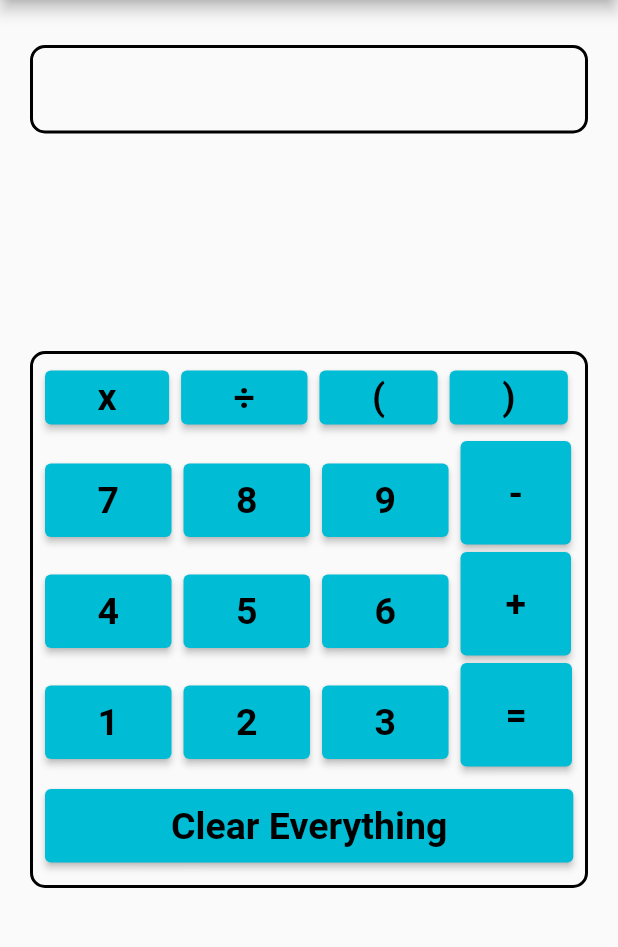
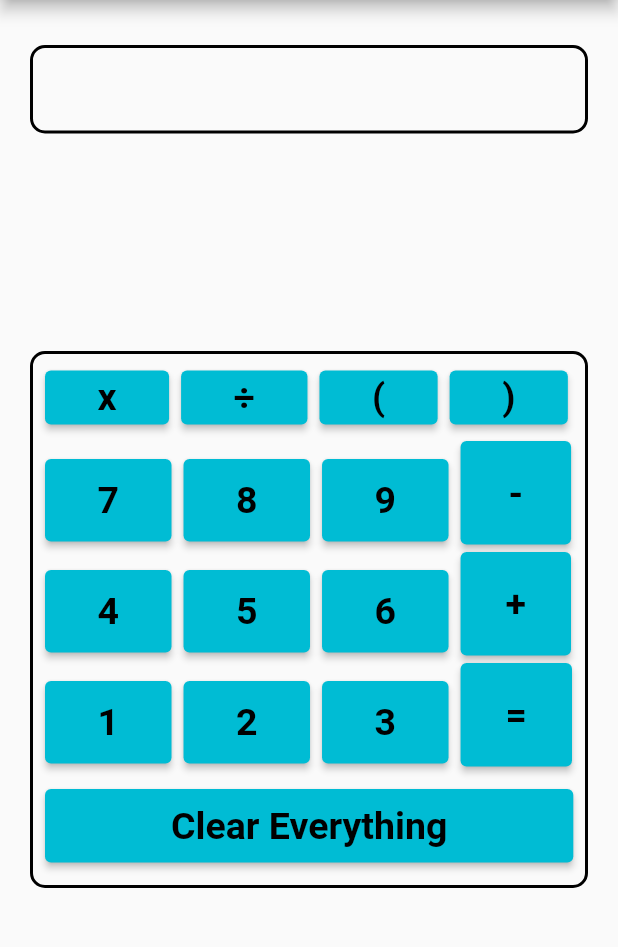
Before and after one commit to Kara-Zor-El/Flutter-Learning, a Flutter app: the screen it shows after launch, on a phone screen of 412 x 824 dp, the part 84-1031 px from its top. Run offline on Flutter 3.47's test engine with Material 2 defaults, Android fonts, the phone set to English and light mode, and no system bars.

Commit message:
Made it a lil prettier

```diff
--- a/calculator_app/lib/main.dart
+++ b/calculator_app/lib/main.dart
@@ -88,7 +88,7 @@ class _CalculatorState extends State<Calculator> {
     } else if (s.contains("+")) {
     } else if (s.contains("-")) {}
 
-    return "Result: " + s;
+    return "= $s";
   }
 
   bool checkForErrors(String s) {
@@ -127,7 +127,8 @@ class _CalculatorState extends State<Calculator> {
               padding: const EdgeInsets.symmetric(horizontal: 20, vertical: 10),
               child: Text(
                 displayString,
-                style: TextStyle(fontSize: 30, fontWeight: FontWeight.w400),
+                style:
+                    const TextStyle(fontSize: 30, fontWeight: FontWeight.w400),
               ),
             ),
           ),
@@ -151,25 +152,25 @@ class _CalculatorState extends State<Calculator> {
                 ),
                 Row(
                   children: [
-                    buttonConstructor(text: "7", pV: 10, mT: 15),
-                    buttonConstructor(text: "8", pV: 10, mT: 15),
-                    buttonConstructor(text: "9", pV: 10, mT: 15),
+                    buttonConstructor(text: "7", pV: 13, mT: 15),
+                    buttonConstructor(text: "8", pV: 13, mT: 15),
+                    buttonConstructor(text: "9", pV: 13, mT: 15),
                     buttonConstructor(text: "-", pH: 32, pV: 20),
                   ],
                 ),
                 Row(
                   children: [
-                    buttonConstructor(text: "4", pV: 10, mT: 15),
-                    buttonConstructor(text: "5", pV: 10, mT: 15),
-                    buttonConstructor(text: "6", pV: 10, mT: 15),
+                    buttonConstructor(text: "4", pV: 13, mT: 15),
+                    buttonConstructor(text: "5", pV: 13, mT: 15),
+                    buttonConstructor(text: "6", pV: 13, mT: 15),
                     buttonConstructor(text: "+", pH: 30, pV: 20),
                   ],
                 ),
                 Row(
                   children: [
-                    buttonConstructor(text: "1", pV: 10, mT: 15),
-                    buttonConstructor(text: "2", pV: 10, mT: 15),
-                    buttonConstructor(text: "3", pV: 10, mT: 15),
+                    buttonConstructor(text: "1", pV: 13, mT: 15),
+                    buttonConstructor(text: "2", pV: 13, mT: 15),
+                    buttonConstructor(text: "3", pV: 13, mT: 15),
                     buttonConstructor(
                         text: "=", pH: 30, pV: 20, isEquals: true),
                   ],
```
